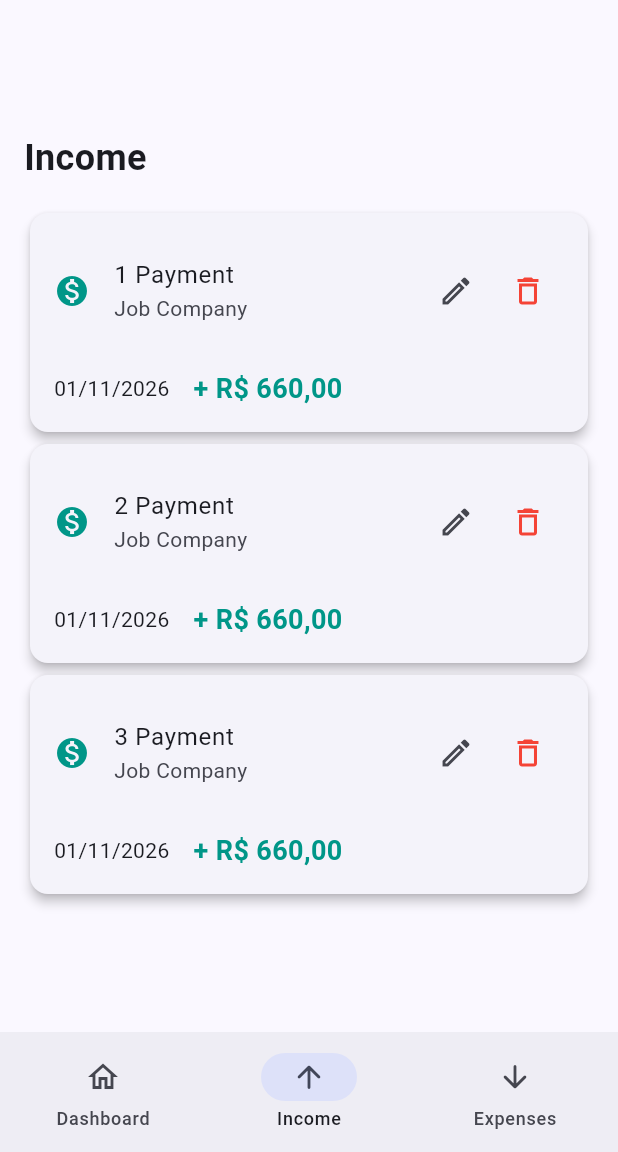
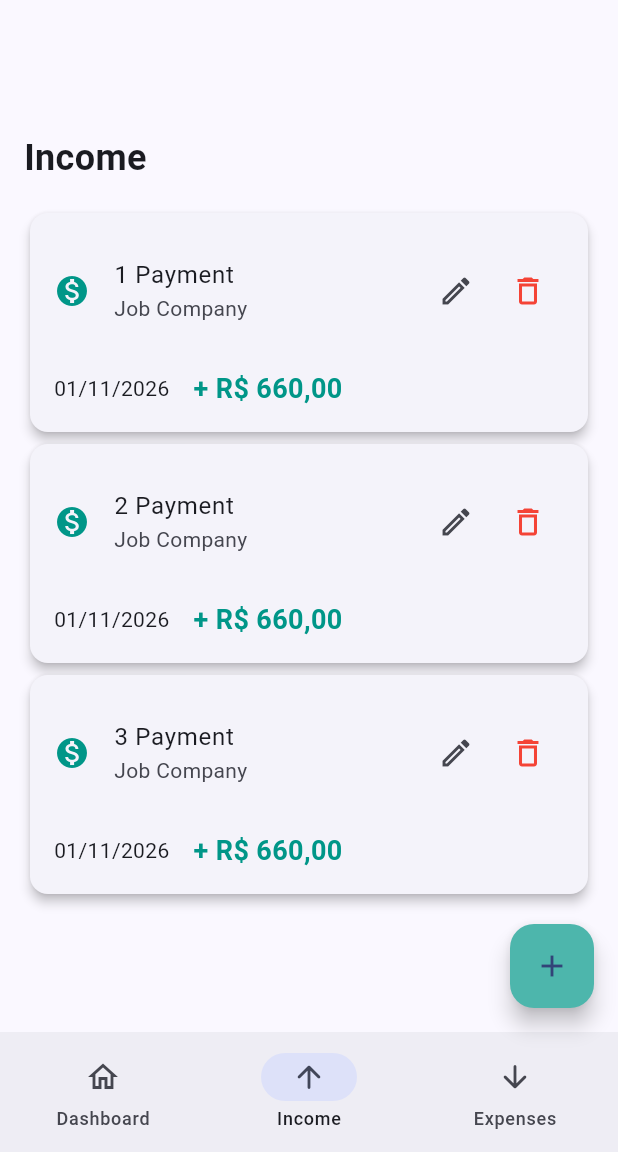
Before and after one commit to Guviega/fintracker, a Flutter app: the screen it shows after launch, item 2 of the bottom bar chosen, on a phone screen of 412 x 824 dp, the part 84-1236 px from its top. Run offline on Flutter 3.47's test engine with Material 3 defaults, Android fonts, the phone set to English and light mode, and no system bars; our stand-ins replace fl_chart.

Commit message:
feat: add floatingActionButton to home_page based on currentPageIndex for income/expenses

```diff
--- a/lib/view/home_page.dart
+++ b/lib/view/home_page.dart
@@ -15,7 +15,12 @@ class HomePage extends StatefulWidget {
 }
 
 class _HomePageState extends State<HomePage> {
+
   int currentPageIndex = 0;
+  final fab_color = <int, Color>{
+    1: Colors.teal.shade300,
+    2: Colors.redAccent,
+  };
 
   @override
   Widget build(BuildContext context) {
@@ -47,6 +52,14 @@ class _HomePageState extends State<HomePage> {
           ),
         ],
       ),
+
+      floatingActionButton: currentPageIndex == 1 || currentPageIndex == 2
+          ? FloatingActionButton(
+              onPressed: () {},
+              child: const Icon(Icons.add),
+              backgroundColor: fab_color[currentPageIndex],
+            )
+          : null,
       body: Center(
         child: [Dashboard(), Income(), Expenses()][currentPageIndex],
       ),
```
